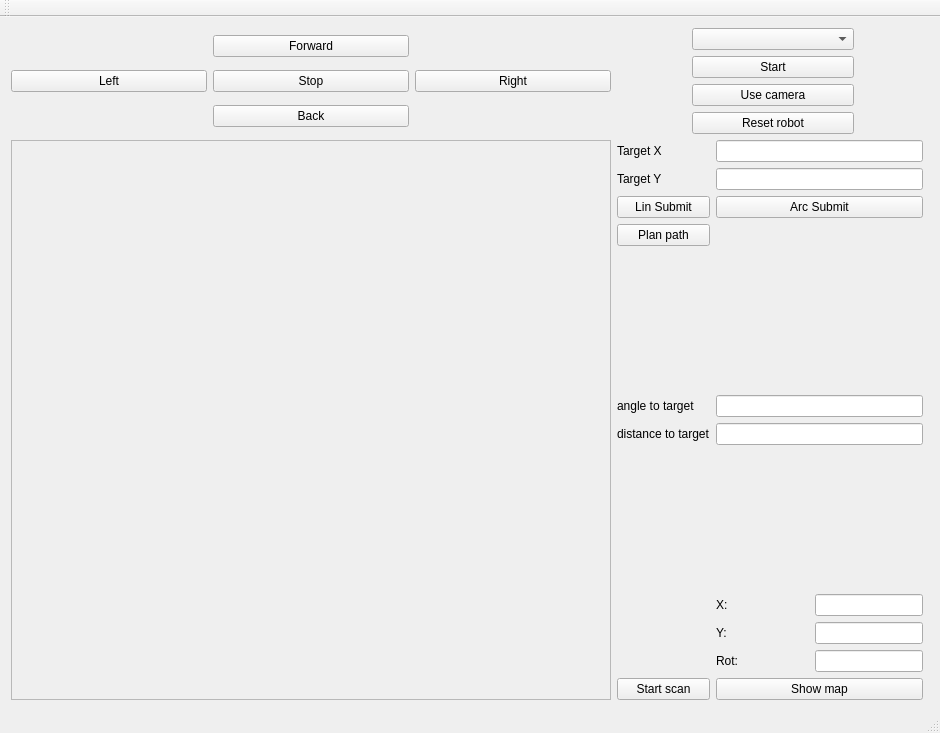
Old version of the form demoRMR/mainwindow.ui in the repository Fildo7525/demoRMR.
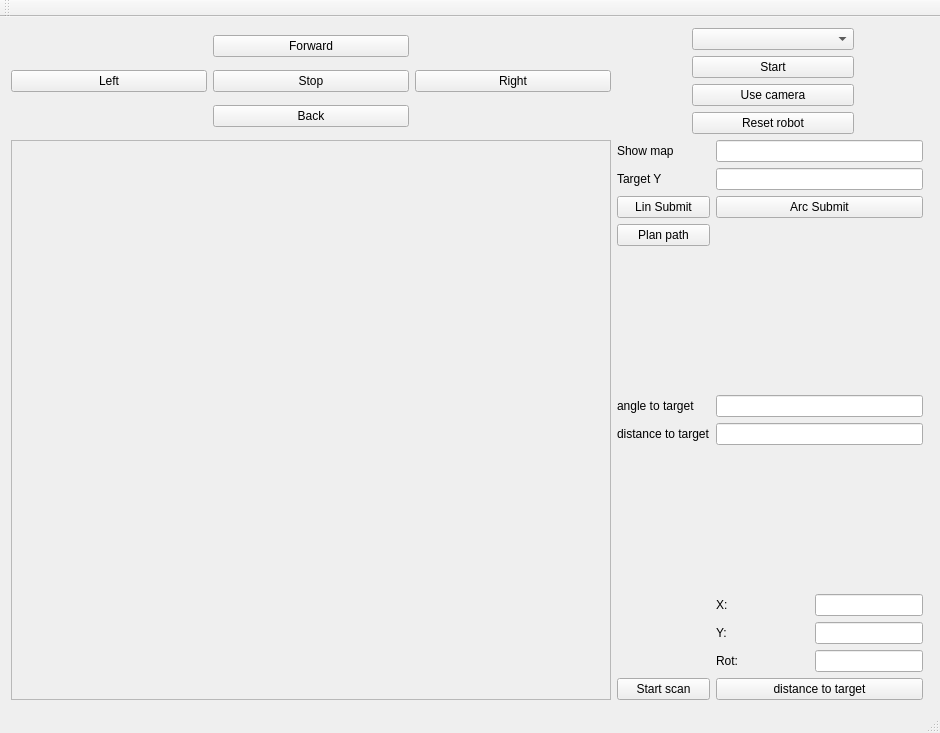
New version of the form.

Commit message: Initial check if robot sees the target

What changed in the file:
```diff
--- a/demoRMR/mainwindow.ui
+++ b/demoRMR/mainwindow.ui
@@ -336,7 +336,7 @@
         <item row="1" column="0">
          <widget class="QLabel" name="label_4">
           <property name="text">
-           <string>Target X</string>
+           <string>Show map</string>
           </property>
          </widget>
         </item>
@@ -350,7 +350,7 @@
         <item row="10" column="1">
          <widget class="QPushButton" name="showMapButton">
           <property name="text">
-           <string>Show map</string>
+           <string>distance to target</string>
           </property>
          </widget>
         </item>
```
Left out of the diff: 2 changed lines with no effect on the pictures. The commit also changes 4 other files.
